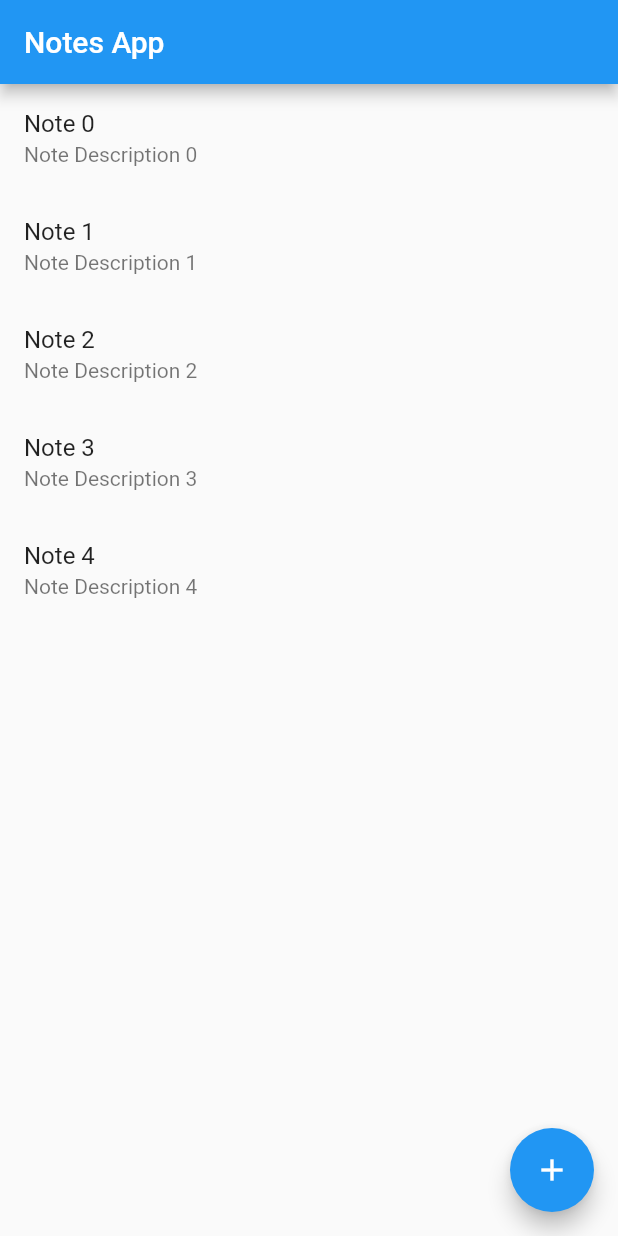
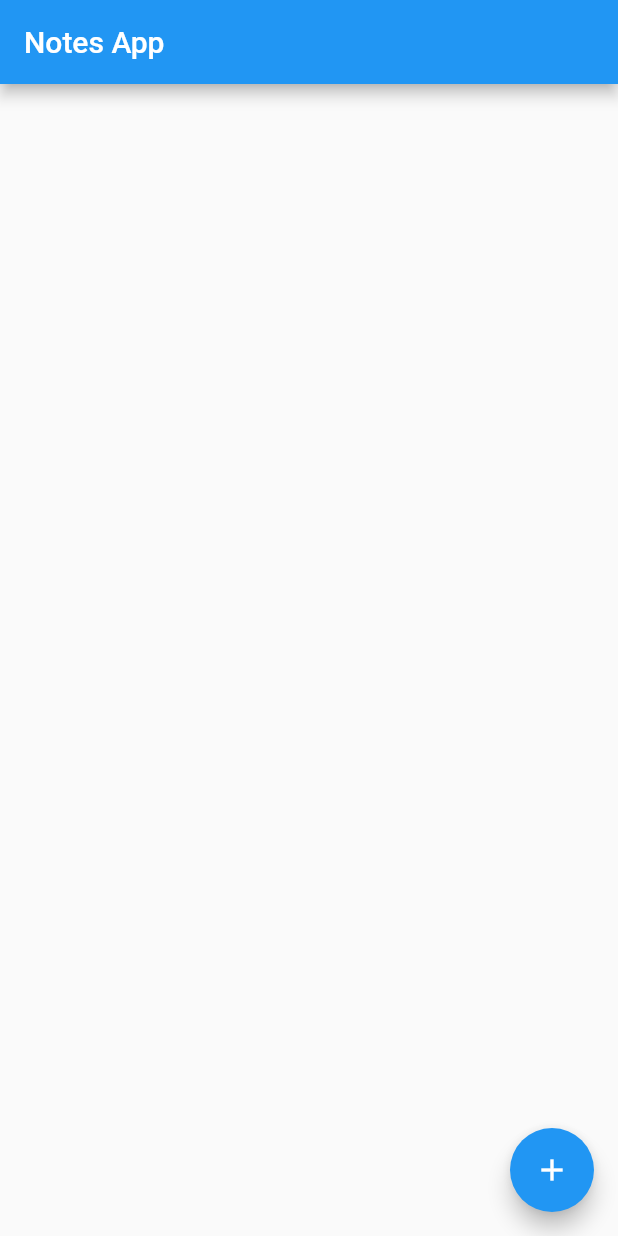
Before and after one commit to ANTONINEUTRON/stm_demo, a Flutter app: the screen it shows after launch, on a phone screen of 412 x 824 dp. Run offline on Flutter 3.47's test engine with Material 2 defaults, Android fonts, the light colour scheme and no system bars.

Commit message:
Notes now using state management

```diff
--- a/lib/home_page.dart
+++ b/lib/home_page.dart
@@ -1,7 +1,10 @@
 import 'package:flutter/material.dart';
 import 'package:flutter/src/widgets/container.dart';
 import 'package:flutter/src/widgets/framework.dart';
+import 'package:provider/provider.dart';
 import 'package:stm_demo/add_note_page.dart';
+import 'package:stm_demo/model/note.dart';
+import 'package:stm_demo/providers/note_provider.dart';
 
 ///shows the notes we have
 class HomePage extends StatefulWidget {
@@ -14,6 +17,8 @@ class HomePage extends StatefulWidget {
 class _HomePageState extends State<HomePage> {
   @override
   Widget build(BuildContext context) {
+    List<Note> listOfNote = context.watch<NoteProvider>().getListOfNotes();
+
     return Scaffold(
       appBar: AppBar(
         title: Text("Notes App"),
@@ -21,18 +26,16 @@ class _HomePageState extends State<HomePage> {
       body: ListView.builder(
           itemBuilder: (context, index) {
             return ListTile(
-              title: Text("Note $index"),
-              subtitle: Text("Note Description $index"),
+              title: Text(listOfNote[index].title),
+              subtitle: Text(listOfNote[index].description),
             );
           },
-          itemCount: 5
-      ),
+          itemCount: listOfNote.length),
       floatingActionButton: FloatingActionButton(
         onPressed: () {
           //takes us from this page to the add note page
           Navigator.push(
-              context, MaterialPageRoute(builder: (context) => AddNotePage())
-          );
+              context, MaterialPageRoute(builder: (context) => AddNotePage()));
         },
         child: Icon(Icons.add),
       ),
--- a/lib/main.dart
+++ b/lib/main.dart
@@ -1,5 +1,7 @@
 import 'package:flutter/material.dart';
+import 'package:provider/provider.dart';
 import 'package:stm_demo/home_page.dart';
+import 'package:stm_demo/providers/note_provider.dart';
 
 void main() {
   runApp(const MyApp());
@@ -11,12 +13,15 @@ class MyApp extends StatelessWidget {
   // This widget is the root of your application.
   @override
   Widget build(BuildContext context) {
-    return MaterialApp(
-      title: 'Flutter Demo',
-      theme: ThemeData(
-        primarySwatch: Colors.blue,
+    return ChangeNotifierProvider(
+      create: (context) => NoteProvider(),
+      child: MaterialApp(
+        title: 'Flutter Demo',
+        theme: ThemeData(
+          primarySwatch: Colors.blue,
+        ),
+        home: HomePage(),
       ),
-      home: HomePage(),
     );
   }
 }
--- /dev/null
+++ b/lib/providers/note_provider.dart
@@ -0,0 +1,15 @@
+import 'package:flutter/material.dart';
+import 'package:stm_demo/model/note.dart';
+
+class NoteProvider extends ChangeNotifier {
+  List<Note> _listOfNotes = [];
+
+  void saveNote(Note note) {
+    _listOfNotes.add(note);
+    notifyListeners();
+  }
+
+  List<Note> getListOfNotes() {
+    return _listOfNotes;
+  }
+}
```
Also changed, not shown: lib/add_note_page.dart (+35 -11 lines).
